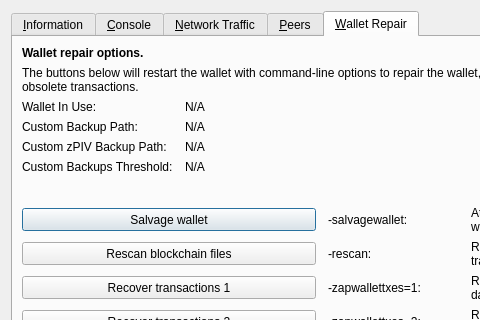
The window that src/qt/forms/rpcconsole.ui (cryptocrowd-xcrc/core-wallet) describes before a commit, drawn with Qt 5; both pictures show x 0 to 480 and y 0 to 320 of the 769 by 485 pixel window.
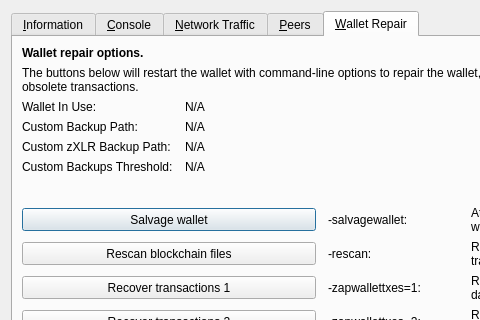
The same window after the commit. The open tabs and pages were chosen to show the change. Icons and pictures are not drawn. Custom widgets are drawn as their Qt base class.

The edit to the form file:
```diff
--- a/src/qt/forms/rpcconsole.ui
+++ b/src/qt/forms/rpcconsole.ui
@@ -1328,7 +1328,7 @@
        <item row="4" column="0">
         <widget class="QLabel" name="wallet_customzpivbackuppath_label">
          <property name="text">
-          <string>Custom zPIV Backup Path:</string>
+          <string>Custom zXLR Backup Path:</string>
          </property>
          <property name="visible">
           <bool>false</bool>
```
Left out of the diff: 10 changed lines with no effect on the pictures.
